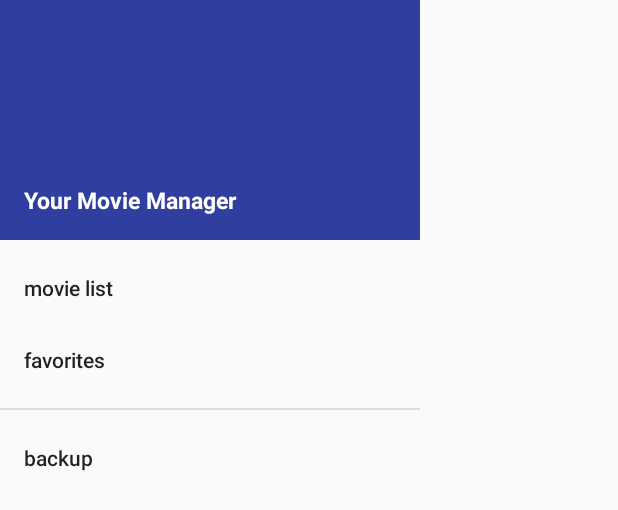
After one commit to MovieMonkey/MovieMonkey.Droid, an Android app: the layout fragment_navigation.xml on its own in the app's theme, with its tools: preview values and no code run, on a phone screen of 412 x 824 dp. The commit adds this screen. Shown: the top 510 px of the screen. Run offline under Robolectric (Android 15) with nearby library versions, the phone set to English and light mode, and no system bars.

Commit message:
add some gui,

```diff
--- a/app/build.gradle
+++ b/app/build.gradle
@@ -22,5 +22,6 @@ android {
 dependencies {
     compile fileTree(dir: 'libs', include: ['*.jar'])
     //testCompile 'junit:junit:4.12'
-    compile 'com.android.support:appcompat-v7:24.+'
+    compile 'com.android.support:appcompat-v7:23.3.0'
+    compile 'com.android.support:design:23.3.0'
 }
--- /dev/null
+++ b/app/src/main/res/layout/fragment_navigation.xml
@@ -0,0 +1,12 @@
+<?xml version="1.0" encoding="utf-8"?>
+
+<android.support.design.widget.NavigationView xmlns:android="http://schemas.android.com/apk/res/android"
+          xmlns:local="http://schemas.android.com/apk/res-auto"
+          android:id="@+id/navigation_view"
+          android:layout_height="match_parent"
+          android:layout_width="wrap_content"
+          android:layout_gravity="start"
+          android:fitsSystemWindows="true"
+          android:theme="@style/AppTheme"
+          local:headerLayout="@layout/fragment_navigation_header"
+          local:menu="@menu/navigation_drawer" />
--- /dev/null
+++ b/app/src/main/res/layout/fragment_navigation_header.xml
@@ -0,0 +1,36 @@
+<?xml version="1.0" encoding="utf-8"?>
+
+<RelativeLayout xmlns:android="http://schemas.android.com/apk/res/android"
+                xmlns:local="http://schemas.android.com/apk/res-auto"
+                android:layout_width="match_parent"
+                android:layout_height="160dp"
+                android:background="@color/colorPrimaryDark"
+                android:padding="16dp">
+  <!--
+  <ImageView
+    android:src="@drawable/icon_wide"
+    android:layout_width="wrap_content"
+    android:layout_height="80dp"
+    android:id="@+id/image_view_row_icon"
+    android:layout_centerVertical="true"
+    android:layout_alignParentTop="true"
+    android:layout_marginTop="@dimen/element_margin_medium"
+    android:scaleType="fitStart" />
+    -->
+  <LinearLayout
+    android:orientation="vertical"
+    android:layout_width="match_parent"
+    android:layout_height="wrap_content"
+    android:id="@+id/text_container"
+    android:layout_alignParentBottom="true">
+    <TextView
+      android:id="@+id/test_slogan"
+      android:singleLine="true"
+      android:textStyle="bold"
+      android:textColor="@color/white"
+      android:textSize="@dimen/text_medium"
+      android:layout_width="match_parent"
+      android:layout_height="wrap_content"
+      android:text="@string/label_slogan" />
+  </LinearLayout>
+</RelativeLayout>
--- /dev/null
+++ b/app/src/main/res/menu/navigation_drawer.xml
@@ -0,0 +1,17 @@
+<?xml version="1.0" encoding="utf-8"?>
+
+<menu xmlns:android="http://schemas.android.com/apk/res/android">
+  <group android:id="@+id/nav_items">
+    <item
+      android:id="@+id/nav_all"
+      android:title="@string/title_movie_list" />
+    <item
+      android:id="@+id/nav_favorites"
+      android:title="@string/title_favorites" />
+  </group>
+  <group android:id="@+id/nav_footer">
+    <item
+      android:id="@+id/nav_backup"
+      android:title="@string/title_backup" />
+  </group>
+</menu>
--- a/app/src/main/res/values/colors.xml
+++ b/app/src/main/res/values/colors.xml
@@ -3,4 +3,6 @@
     <color name="colorPrimary">#3F51B5</color>
     <color name="colorPrimaryDark">#303F9F</color>
     <color name="colorAccent">#FF4081</color>
+
+    <color name="white">#FFFFFF</color>
 </resources>
--- a/app/src/main/res/values/dimens.xml
+++ b/app/src/main/res/values/dimens.xml
@@ -2,4 +2,10 @@
     <!-- Default screen margins, per the Android Design guidelines. -->
     <dimen name="activity_horizontal_margin">16dp</dimen>
     <dimen name="activity_vertical_margin">16dp</dimen>
+
+    <!-- semantic definitions -->
+    <dimen name="element_margin_medium">15dp</dimen>
+
+    <!-- font definitions -->
+    <dimen name="text_medium">15sp</dimen>
 </resources>
--- a/app/src/main/res/values/strings.xml
+++ b/app/src/main/res/values/strings.xml
@@ -1,5 +1,14 @@
 <resources>
     <string name="app_name">MovieManager</string>
 
+    <!-- titles -->
+    <string name="title_movie_list">movie list</string>
+    <string name="title_favorites">favorites</string>
+    <string name="title_backup">backup</string>
+
+    <!-- labels -->
+    <string name="label_slogan">Your Movie Manager</string>
+
+    <!-- texts -->
     <string name="text_placeholder">[no name]</string>
 </resources>
--- a/app/src/main/res/values/styles.xml
+++ b/app/src/main/res/values/styles.xml
@@ -1,11 +1,10 @@
 <resources>
 
     <!-- Base application theme. -->
-    <style name="AppTheme" parent="android:Theme.Holo">
+    <style name="AppTheme" parent="Theme.AppCompat.Light.NoActionBar">
         <!-- Customize your theme here. -->
         <item name="colorPrimary">@color/colorPrimary</item>
         <item name="colorPrimaryDark">@color/colorPrimaryDark</item>
         <item name="colorAccent">@color/colorAccent</item>
     </style>
-
 </resources>
```
Also changed, not shown: app/src/main/res/layout/activity_main.xml (+27 -10 lines), app/src/main/res/layout/toolbar_actionbar.xml (added, +20 -0 lines), 1 other file.
